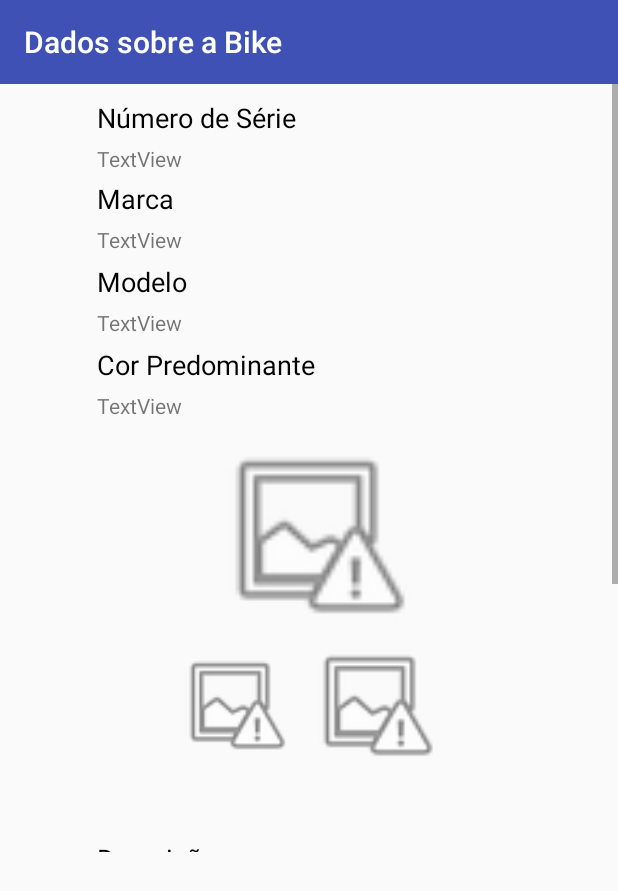
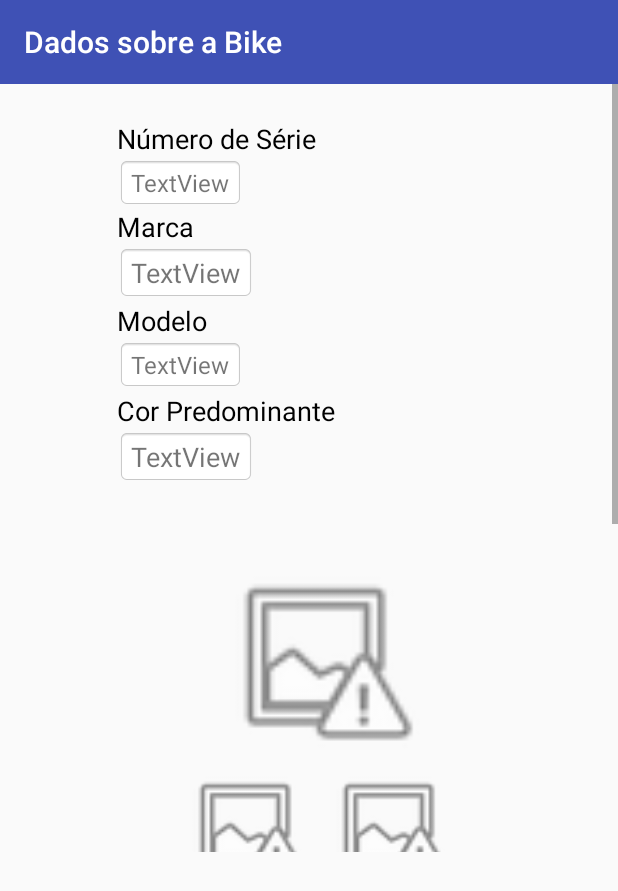
Before and after one commit to DouglasCastro21/BIKEJANU, an Android app: the DadosBike screen opened directly, with no data from a screen before it, on a phone screen of 412 x 824 dp. Shown: the top 891 px of the screen. Run offline under Robolectric (Android 15) with nearby library versions, the phone set to English and light mode, and no system bars.

Commit message:
mudança nas telas(add campos) cadastro bike , dados bike e alerta furt

```diff
--- a/app/src/main/java/bike/douglas/com/bikejanu/Activity/DadosBike.java
+++ b/app/src/main/java/bike/douglas/com/bikejanu/Activity/DadosBike.java
@@ -16,11 +16,11 @@ public class DadosBike extends AppCompatActivity {
         setContentView(R.layout.activity_dados_bike);
 
 
-      //  TextView dadosNumero_serie = (TextView) findViewById(R.id.dadosNumeroSerieID);
-    //    TextView dadosMarca = (TextView) findViewById(R.id.dadosMarcaID);
-        //   EditText dadosModelo = (EditText) findViewById(R.id.modeloID);
-        //   EditText dadosDor = (EditText) findViewById(R.id.corID);
-      //   TextView dadosDescricao = (TextView) findViewById(R.id.dadosDescricaoID);
+        TextView dadosNumero_serie = (TextView) findViewById(R.id.dadosNumeroSerieID);
+        TextView dadosMarca = (TextView) findViewById(R.id.dadosMarcaID);
+        EditText dadosModelo = (EditText) findViewById(R.id.modeloID);
+        EditText dadosDor = (EditText) findViewById(R.id.corID);
+        TextView dadosDescricao = (TextView) findViewById(R.id.dadosDescricaoID);
 
 
         // rebece o dados do Bike Adapter por parametro passada pela tela cadastro
@@ -34,32 +34,32 @@ public class DadosBike extends AppCompatActivity {
 
 
 
-                //dados da marca
+              //  dados da marca
                 String marca = params.getString("dadosmarca");
-              //  TextView marcaText = (TextView) findViewById(R.id.dadosMarcaID);
-             //   marcaText.setText(marca);
+                TextView marcaText = (TextView) findViewById(R.id.dadosMarcaID);
+                marcaText.setText(marca);
 
                 // dados do numero serie
                 String numero_serie = params.getString("dadosnumero_serie");
-             //   TextView numero_serieText = (TextView) findViewById(R.id.dadosNumeroSerieID);
-            //    numero_serieText.setText(numero_serie);
+                TextView numero_serieText = (TextView) findViewById(R.id.dadosNumeroSerieID);
+                numero_serieText.setText(numero_serie);
 
 
                 // dados da descriçaõ
                 String descricao = params.getString("dadosdescricao");
-             //   TextView descricaoText = (TextView) findViewById(R.id.dadosDescricaoID);
-             ///   descricaoText.setText(descricao);
+                TextView descricaoText = (TextView) findViewById(R.id.dadosDescricaoID);
+                descricaoText.setText(descricao);
 
 
                 // dados do modelo
                 String modelo = params.getString("dadosmodelo");
-             //   TextView modeloText = (TextView) findViewById(R.id.dadosModeloID);
-             //   modeloText.setText(modelo);
+                TextView modeloText = (TextView) findViewById(R.id.dadosModeloID);
+                modeloText.setText(modelo);
 
                 // dados da cor
                 String cor = params.getString("dadoscor");
-             //   TextView corText = (TextView) findViewById(R.id.dadosCorID);
-             //   corText.setText(cor);
+                TextView corText = (TextView) findViewById(R.id.dadosCorID);
+                corText.setText(cor);
 
 
             }
--- a/app/src/main/java/bike/douglas/com/bikejanu/Adapter/BikeAdapter.java
+++ b/app/src/main/java/bike/douglas/com/bikejanu/Adapter/BikeAdapter.java
@@ -67,7 +67,7 @@ public class BikeAdapter extends ArrayAdapter<Bike>  {
 
 
     DatabaseReference databaseReference;
-    FirebaseDatabase firebaseDatabase;
+    FirebaseDatabase  firebaseDatabase;
 
 
 
--- a/app/src/main/res/layout/activity_dados_bike.xml
+++ b/app/src/main/res/layout/activity_dados_bike.xml
@@ -23,7 +23,7 @@
 
     <ScrollView
         android:id="@+id/scrollView4"
-        android:layout_width="363dp"
+        android:layout_width="384dp"
         android:layout_height="512dp"
         android:layout_marginLeft="28dp"
         android:layout_marginStart="28dp"
@@ -52,24 +52,26 @@
                 android:id="@+id/textView35"
                 android:layout_width="wrap_content"
                 android:layout_height="wrap_content"
-                android:layout_marginLeft="16dp"
-                android:layout_marginStart="16dp"
-                android:layout_marginTop="10dp"
+                android:layout_marginLeft="50dp"
+                android:layout_marginStart="50dp"
+                android:layout_marginTop="24dp"
                 android:text="Número de Série"
                 android:textColor="@android:color/background_dark"
                 android:textSize="18sp"
-                app:layout_constraintBottom_toTopOf="@+id/textView36"
+                app:layout_constraintBottom_toTopOf="@+id/dadosNumeroSerieID"
                 app:layout_constraintStart_toStartOf="parent"
                 app:layout_constraintTop_toTopOf="parent"
                 app:layout_constraintVertical_chainStyle="spread_inside" />
 
             <TextView
-                android:id="@+id/textView36"
+                android:id="@+id/dadosNumeroSerieID"
                 android:layout_width="wrap_content"
                 android:layout_height="wrap_content"
-                android:layout_marginLeft="16dp"
-                android:layout_marginStart="16dp"
+                android:layout_marginLeft="50dp"
+                android:layout_marginStart="50dp"
+                android:background="@android:drawable/editbox_background_normal"
                 android:text="TextView"
+                android:textSize="@dimen/fab_margin"
                 app:layout_constraintBottom_toTopOf="@+id/textView37"
                 app:layout_constraintStart_toStartOf="parent"
                 app:layout_constraintTop_toBottomOf="@+id/textView35" />
@@ -78,47 +80,53 @@
                 android:id="@+id/textView37"
                 android:layout_width="wrap_content"
                 android:layout_height="wrap_content"
-                android:layout_marginLeft="16dp"
-                android:layout_marginStart="16dp"
+                android:layout_marginLeft="50dp"
+                android:layout_marginStart="50dp"
                 android:text="Marca"
                 android:textColor="@color/common_google_signin_btn_text_dark_focused"
                 android:textSize="18sp"
-                app:layout_constraintBottom_toTopOf="@+id/textView41"
+                app:layout_constraintBottom_toTopOf="@+id/dadosMarcaID"
                 app:layout_constraintStart_toStartOf="parent"
-                app:layout_constraintTop_toBottomOf="@+id/textView36" />
+                app:layout_constraintTop_toBottomOf="@+id/dadosNumeroSerieID" />
 
             <TextView
-                android:id="@+id/textView38"
+                android:id="@+id/dadosCorID"
                 android:layout_width="wrap_content"
                 android:layout_height="wrap_content"
                 android:layout_marginBottom="8dp"
-                android:layout_marginLeft="16dp"
-                android:layout_marginStart="16dp"
+                android:layout_marginLeft="50dp"
+                android:layout_marginStart="50dp"
+                android:background="@android:drawable/editbox_background_normal"
                 android:text="TextView"
+                android:textSize="18sp"
                 app:layout_constraintBottom_toTopOf="@+id/imageView18"
                 app:layout_constraintStart_toStartOf="parent"
                 app:layout_constraintTop_toBottomOf="@+id/textView39" />
 
             <TextView
-                android:id="@+id/textView42"
+                android:id="@+id/dadosModeloID"
                 android:layout_width="wrap_content"
                 android:layout_height="wrap_content"
                 android:layout_marginBottom="1dp"
-                android:layout_marginLeft="16dp"
-                android:layout_marginStart="16dp"
+                android:layout_marginLeft="50dp"
+                android:layout_marginStart="50dp"
+                android:background="@android:drawable/editbox_background_normal"
                 android:text="TextView"
+                android:textSize="@dimen/fab_margin"
                 app:layout_constraintBottom_toTopOf="@+id/textView39"
                 app:layout_constraintStart_toStartOf="parent"
                 app:layout_constraintTop_toBottomOf="@+id/textView40" />
 
             <TextView
-                android:id="@+id/textView41"
+                android:id="@+id/dadosMarcaID"
                 android:layout_width="wrap_content"
                 android:layout_height="wrap_content"
                 android:layout_marginBottom="1dp"
-                android:layout_marginLeft="16dp"
-                android:layout_marginStart="16dp"
+                android:layout_marginLeft="50dp"
+                android:layout_marginStart="50dp"
+                android:background="@android:drawable/editbox_background_normal"
                 android:text="TextView"
+                android:textSize="18sp"
                 app:layout_constraintBottom_toTopOf="@+id/textView40"
                 app:layout_constraintStart_toStartOf="parent"
                 app:layout_constraintTop_toBottomOf="@+id/textView37" />
@@ -127,88 +135,83 @@
                 android:id="@+id/textView39"
                 android:layout_width="wrap_content"
                 android:layout_height="wrap_content"
-                android:layout_marginLeft="16dp"
-                android:layout_marginStart="16dp"
+                android:layout_marginLeft="50dp"
+                android:layout_marginStart="50dp"
                 android:text="Cor Predominante"
                 android:textColor="@color/common_google_signin_btn_text_dark_focused"
                 android:textSize="18sp"
-                app:layout_constraintBottom_toTopOf="@+id/textView38"
+                app:layout_constraintBottom_toTopOf="@+id/dadosCorID"
                 app:layout_constraintStart_toStartOf="parent"
-                app:layout_constraintTop_toBottomOf="@+id/textView42" />
+                app:layout_constraintTop_toBottomOf="@+id/dadosModeloID" />
 
             <TextView
                 android:id="@+id/textView40"
                 android:layout_width="wrap_content"
                 android:layout_height="wrap_content"
-                android:layout_marginLeft="16dp"
-                android:layout_marginStart="16dp"
+                android:layout_marginLeft="50dp"
+                android:layout_marginStart="50dp"
                 android:text="Modelo"
                 android:textColor="@color/common_google_signin_btn_text_dark_focused"
                 android:textSize="18sp"
-                app:layout_constraintBottom_toTopOf="@+id/textView42"
+                app:layout_constraintBottom_toTopOf="@+id/dadosModeloID"
                 app:layout_constraintStart_toStartOf="parent"
-                app:layout_constraintTop_toBottomOf="@+id/textView41" />
+                app:layout_constraintTop_toBottomOf="@+id/dadosMarcaID" />
 
             <ImageView
                 android:id="@+id/imageView18"
-                android:layout_width="178dp"
+                android:layout_width="191dp"
                 android:layout_height="137dp"
                 android:layout_marginEnd="8dp"
                 android:layout_marginLeft="8dp"
                 android:layout_marginRight="8dp"
                 android:layout_marginStart="8dp"
-                android:layout_marginTop="232dp"
+                android:layout_marginTop="50dp"
                 app:layout_constraintEnd_toEndOf="parent"
-                app:layout_constraintHorizontal_bias="0.374"
+                app:layout_constraintHorizontal_bias="0.468"
                 app:layout_constraintStart_toStartOf="parent"
-                app:layout_constraintTop_toTopOf="parent"
+                app:layout_constraintTop_toBottomOf="@+id/dadosCorID"
                 app:srcCompat="@android:drawable/ic_menu_report_image" />
 
             <ImageView
                 android:id="@+id/imageView20"
                 android:layout_width="95dp"
                 android:layout_height="89dp"
-                android:layout_marginEnd="124dp"
-                android:layout_marginLeft="3dp"
-                android:layout_marginRight="124dp"
-                android:layout_marginStart="3dp"
-                app:layout_constraintEnd_toEndOf="parent"
+                android:layout_marginLeft="2dp"
+                android:layout_marginStart="2dp"
                 app:layout_constraintStart_toEndOf="@+id/imageView19"
                 app:layout_constraintTop_toBottomOf="@+id/imageView18"
                 app:srcCompat="@android:drawable/ic_menu_report_image" />
 
             <ImageView
                 android:id="@+id/imageView19"
-                android:layout_width="78dp"
+                android:layout_width="92dp"
                 android:layout_height="89dp"
-                android:layout_marginEnd="3dp"
-                android:layout_marginLeft="76dp"
-                android:layout_marginRight="3dp"
-                android:layout_marginStart="76dp"
-                app:layout_constraintEnd_toStartOf="@+id/imageView20"
+                android:layout_marginLeft="92dp"
+                android:layout_marginStart="92dp"
                 app:layout_constraintStart_toStartOf="parent"
                 app:layout_constraintTop_toBottomOf="@+id/imageView18"
                 app:srcCompat="@android:drawable/ic_menu_report_image" />
 
             <TextView
-                android:id="@+id/textView43"
+                android:id="@+id/txtDES"
                 android:layout_width="wrap_content"
                 android:layout_height="wrap_content"
-                android:layout_marginLeft="16dp"
-                android:layout_marginStart="16dp"
+                android:layout_marginLeft="50dp"
+                android:layout_marginStart="50dp"
                 android:text="Descrição"
                 android:textColor="@color/common_google_signin_btn_text_dark_focused"
                 android:textSize="18sp"
-                app:layout_constraintBottom_toTopOf="@+id/editText2"
+                app:layout_constraintBottom_toTopOf="@+id/dadosDescricaoID"
                 app:layout_constraintStart_toStartOf="parent" />
 
             <TextView
-                android:id="@+id/editText2"
+                android:id="@+id/dadosDescricaoID"
                 android:layout_width="306dp"
-                android:layout_height="97dp"
-                android:layout_marginLeft="16dp"
-                android:layout_marginStart="16dp"
+                android:layout_height="83dp"
+                android:layout_marginLeft="50dp"
+                android:layout_marginStart="50dp"
                 android:layout_marginTop="70dp"
+                android:background="@android:drawable/editbox_background_normal"
                 android:ems="10"
                 android:inputType="textMultiLine"
                 app:layout_constraintStart_toStartOf="parent"
@@ -222,20 +225,21 @@
                 android:layout_marginLeft="152dp"
                 android:layout_marginRight="153dp"
                 android:layout_marginStart="152dp"
-                android:layout_marginTop="70dp"
+                android:layout_marginTop="88dp"
                 android:text="Dados sobre Furto/Roubo"
                 android:textColor="@android:color/holo_red_dark"
-                android:textSize="18sp"
+                android:textSize="24sp"
                 app:layout_constraintEnd_toEndOf="parent"
+                app:layout_constraintHorizontal_bias="0.448"
                 app:layout_constraintStart_toStartOf="parent"
-                app:layout_constraintTop_toBottomOf="@+id/editText2" />
+                app:layout_constraintTop_toBottomOf="@+id/dadosDescricaoID" />
 
             <TextView
                 android:id="@+id/textView5"
                 android:layout_width="wrap_content"
                 android:layout_height="wrap_content"
-                android:layout_marginLeft="16dp"
-                android:layout_marginStart="16dp"
+                android:layout_marginLeft="50dp"
+                android:layout_marginStart="50dp"
                 android:layout_marginTop="20dp"
                 android:text="Boletim de Ocorrência"
                 android:textColor="@color/common_google_signin_btn_text_dark_focused"
@@ -247,10 +251,12 @@
                 android:id="@+id/textView12"
                 android:layout_width="wrap_content"
                 android:layout_height="wrap_content"
-                android:layout_marginLeft="16dp"
-                android:layout_marginStart="16dp"
+                android:layout_marginLeft="50dp"
+                android:layout_marginStart="50dp"
                 android:layout_marginTop="1dp"
+                android:background="@android:drawable/editbox_background_normal"
                 android:text="TextView"
+
                 app:layout_constraintStart_toStartOf="parent"
                 app:layout_constraintTop_toBottomOf="@+id/textView5" />
         </android.support.constraint.ConstraintLayout>
```
Also changed, not shown: app/src/main/java/bike/douglas/com/bikejanu/Activity/CadastroBike.java (+37 -9 lines), app/src/main/java/bike/douglas/com/bikejanu/Entidades/Bike.java (+70 -0 lines), app/src/main/res/layout/activity_alertar_furto_roubo.xml (+33 -24 lines), app/src/main/res/layout/activity_cadastro_bike.xml (+61 -42 lines).
